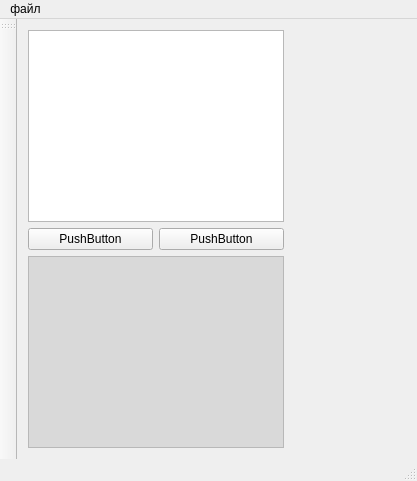
Before: the Qt Designer form CraftTool/src/mainwindow.ui in rybchenkoa/craft-tool, drawn with Qt 5.
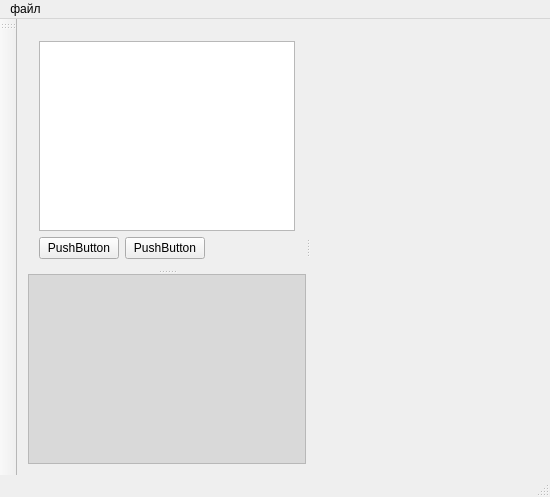
After: the same form once the commit is applied. Custom widgets are drawn as their Qt base class.

Commit message: Настроено поведение окна при изменении размера, добавлены разделители.

Diff of the .ui file:
```diff
--- a/CraftTool/src/mainwindow.ui
+++ b/CraftTool/src/mainwindow.ui
@@ -6,8 +6,8 @@
    <rect>
     <x>0</x>
     <y>0</y>
-    <width>412</width>
-    <height>481</height>
+    <width>550</width>
+    <height>473</height>
    </rect>
   </property>
   <property name="windowTitle">
@@ -32,22 +32,32 @@
      <height>16777215</height>
     </size>
    </property>
-   <layout class="QVBoxLayout" name="verticalLayout">
-    <item>
      <layout class="QHBoxLayout" name="horizontalLayout_2">
-      <property name="sizeConstraint">
-       <enum>QLayout::SetMaximumSize</enum>
+    <item>
+     <widget class="QSplitter" name="splitter_2">
+      <property name="orientation">
+       <enum>Qt::Horizontal</enum>
       </property>
-      <item>
-       <layout class="QVBoxLayout" name="verticalLayout_2">
-        <item>
-         <widget class="QListView" name="c_commandList">
+      <widget class="QSplitter" name="splitter">
           <property name="sizePolicy">
            <sizepolicy hsizetype="Fixed" vsizetype="Expanding">
             <horstretch>0</horstretch>
             <verstretch>0</verstretch>
            </sizepolicy>
           </property>
+       <property name="orientation">
+        <enum>Qt::Vertical</enum>
+       </property>
+       <widget class="QWidget" name="">
+        <layout class="QVBoxLayout" name="verticalLayout">
+         <item>
+          <widget class="QListView" name="c_commandList">
+           <property name="sizePolicy">
+            <sizepolicy hsizetype="Expanding" vsizetype="Expanding">
+             <horstretch>0</horstretch>
+             <verstretch>0</verstretch>
+            </sizepolicy>
+           </property>
          </widget>
         </item>
         <item>
@@ -66,9 +76,23 @@
             </property>
            </widget>
           </item>
-         </layout>
-        </item>
         <item>
+            <spacer name="horizontalSpacer">
+             <property name="orientation">
+              <enum>Qt::Horizontal</enum>
+             </property>
+             <property name="sizeHint" stdset="0">
+              <size>
+               <width>40</width>
+               <height>20</height>
+              </size>
+             </property>
+            </spacer>
+           </item>
+          </layout>
+         </item>
+        </layout>
+       </widget>
          <widget class="LogConsole" name="c_logConsole">
           <property name="palette">
            <palette>
@@ -108,14 +132,11 @@
            </palette>
           </property>
          </widget>
-        </item>
-       </layout>
-      </item>
-      <item>
+      </widget>
        <widget class="Scene3d" name="c_3dView" native="true">
         <property name="sizePolicy">
          <sizepolicy hsizetype="Expanding" vsizetype="Expanding">
-          <horstretch>0</horstretch>
+         <horstretch>1</horstretch>
           <verstretch>0</verstretch>
          </sizepolicy>
         </property>
@@ -126,8 +147,7 @@
          </size>
         </property>
        </widget>
-      </item>
-     </layout>
+     </widget>
     </item>
    </layout>
   </widget>
@@ -136,7 +156,7 @@
     <rect>
      <x>0</x>
      <y>0</y>
-     <width>412</width>
+     <width>550</width>
      <height>20</height>
     </rect>
    </property>
```
Lines whose indentation alone changed are shown as unchanged.
